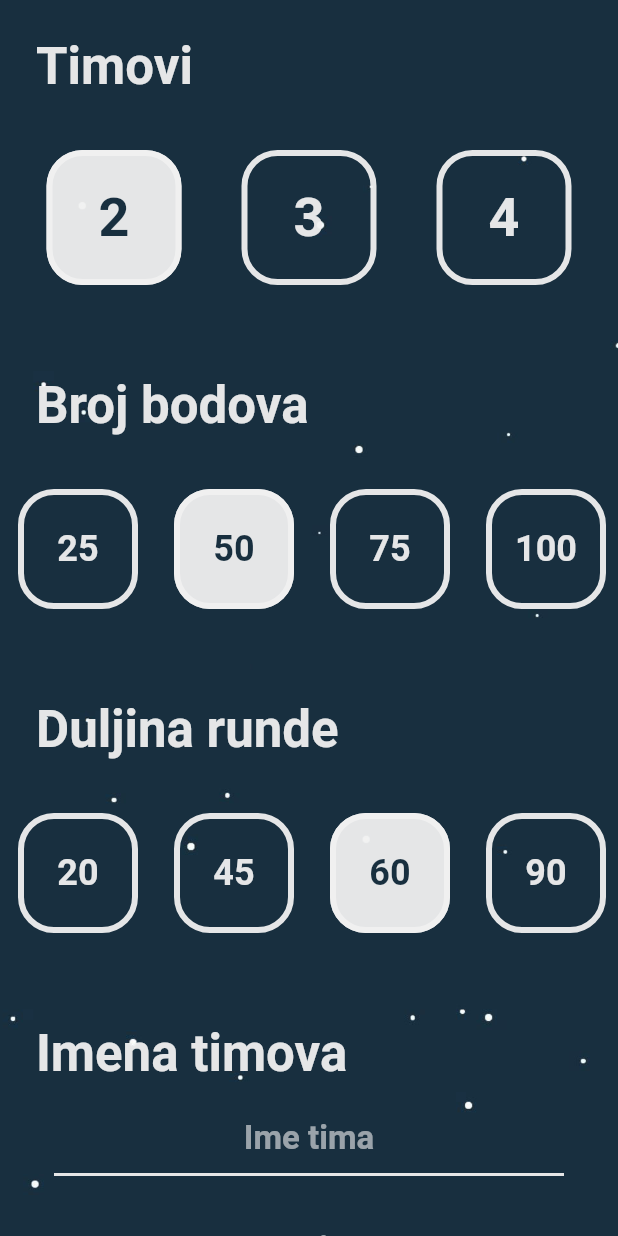
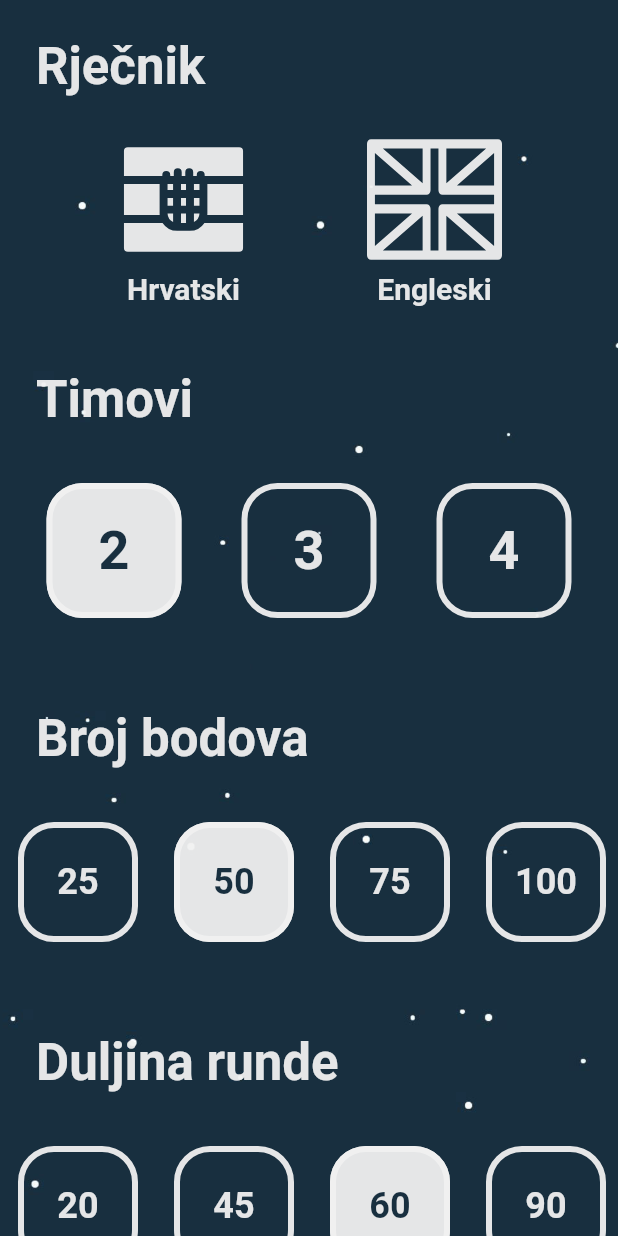
Before and after one commit to jokilic/moderni_alias, a Flutter app: the StartGame screen opened by its route, on a phone screen of 412 x 824 dp. Run offline on Flutter 3.47's test engine with Material 2 defaults, Android fonts, the light colour scheme and no system bars; our stand-ins replace audioplayers, circular_countdown_timer, confetti, flutter_svg; Roboto replaces fonts that are missing (Sen).

Commit message:
Closed #28 & Closed #35

```diff
--- a/lib/colors.dart
+++ b/lib/colors.dart
@@ -12,3 +12,4 @@ const Color greenColor = Color(0xF166BB6A);
 const Color blueColor = Color(0xF14382B0);
 
 Color countdownTimerFillColor = darkBlueColor;
+Color flagColor = whiteColor;
--- /dev/null
+++ b/lib/components/flag_button.dart
@@ -0,0 +1,81 @@
+import 'package:flutter/material.dart';
+import 'package:flutter_svg/flutter_svg.dart';
+
+import '../colors.dart';
+import '../screens/start_game/start_game_screen.dart';
+
+enum Flags {
+  croatia,
+  unitedKingdom,
+}
+
+class FlagButton extends StatelessWidget {
+  final String countryName;
+  final String flagImage;
+  final Color color;
+  final Color backgroundColor;
+  final Function onTap;
+
+  FlagButton({
+    this.countryName,
+    this.flagImage,
+    this.color,
+    this.backgroundColor,
+    this.onTap,
+  });
+
+  @override
+  Widget build(BuildContext context) {
+    return Padding(
+      padding: EdgeInsets.only(
+        top: 24.0,
+        bottom: 16.0,
+      ),
+      child: InkWell(
+        onTap: onTap,
+        child: Column(
+          children: [
+            Stack(
+              alignment: Alignment.center,
+              children: [
+                Container(
+                  color: backgroundColor,
+                  height: 75.0,
+                  width: 80.0,
+                ),
+                SvgPicture.asset(
+                  flagImage,
+                  width: 90.0,
+                  color: color,
+                ),
+              ],
+            ),
+            Text(
+              countryName,
+              style: Theme.of(context)
+                  .textTheme
+                  .headline4
+                  .copyWith(fontWeight: FontWeight.bold),
+            ),
+          ],
+        ),
+      ),
+    );
+  }
+}
+
+Widget createFlagButton({
+  String countryName,
+  Flags selectedCountry,
+  String flagImage,
+  Function updateValue,
+}) {
+  return FlagButton(
+    countryName: countryName,
+    backgroundColor:
+        chosenDictionary == selectedCountry ? whiteColor : Colors.transparent,
+    color: chosenDictionary == selectedCountry ? darkBlueColor : whiteColor,
+    flagImage: flagImage,
+    onTap: updateValue,
+  );
+}
--- a/lib/screens/home_page/components/home_title.dart
+++ b/lib/components/hero_title.dart
@@ -1,9 +1,9 @@
 import 'package:flutter/material.dart';
 import 'package:flutter_svg/flutter_svg.dart';
 
-import '../../../strings.dart';
+import '../strings.dart';
 
-class HomeTitle extends StatelessWidget {
+class HeroTitle extends StatelessWidget {
   @override
   Widget build(BuildContext context) {
     return Padding(
--- a/lib/models/dictionary.dart
+++ b/lib/models/dictionary.dart
@@ -5,18 +5,33 @@ import './dictionary/croatian/nouns.dart';
 import './dictionary/croatian/verbs.dart';
 // import './dictionary/croatian/special.dart';
 
+import './dictionary/english/adjectives.dart';
+import './dictionary/english/nouns.dart';
+import './dictionary/english/verbs.dart';
+
+import '../screens/start_game/start_game_screen.dart';
+import '../components/flag_button.dart';
+
 String currentWord = '';
 
-const List<String> dictionary = [
+const List<String> croatianDictionary = [
   ...imenice,
   ...glagoli,
   ...pridjevi,
   // ...specijalne,
 ];
 
-List<String> currentDictionary = [...dictionary];
+const List<String> englishDictionary = [
+  ...nouns,
+  ...verbs,
+  ...adjectives,
+];
 
-List<String> refillCurrentDictionary() => currentDictionary = [...dictionary];
+List<String> currentDictionary = [...croatianDictionary];
+
+List<String> refillCurrentDictionary() => chosenDictionary == Flags.croatia
+    ? currentDictionary = [...croatianDictionary]
+    : currentDictionary = [...englishDictionary];
 
 String setRandomWord(currentDictionary) {
   if (currentDictionary.length == 2) refillCurrentDictionary();
--- a/lib/models/dictionary/croatian/special.dart
+++ b/lib/models/dictionary/croatian/special.dart
@@ -15,5 +15,6 @@ const List<String> specijalne = [
   'gori',
   'petarda',
   'ne da mi se',
-  'aee reko, štaaee'
+  'aee reko, štaaee',
+  'Šiško Menčetić',
 ];
--- a/lib/screens/general_info/general_info_screen.dart
+++ b/lib/screens/general_info/general_info_screen.dart
@@ -5,6 +5,7 @@ import 'package:url_launcher/url_launcher.dart';
 import '../../colors.dart';
 import '../../strings.dart';
 import '../../components/background_image.dart';
+import '../../components/hero_title.dart';
 import '../../components/game_title.dart';
 import '../../components/standard_text.dart';
 import '../../components/small_title.dart';
@@ -15,8 +16,6 @@ class GeneralInfo extends StatelessWidget {
 
   @override
   Widget build(BuildContext context) {
-    Size size = MediaQuery.of(context).size;
-
     return Scaffold(
       body: BackgroundImage(
         child: SafeArea(
@@ -26,16 +25,9 @@ class GeneralInfo extends StatelessWidget {
               child: Column(
                 crossAxisAlignment: CrossAxisAlignment.start,
                 children: <Widget>[
-                  Container(
-                    height: size.height * 0.1,
-                    margin: EdgeInsets.only(top: 8.0, left: 16.0),
-                    child: IconButton(
-                      icon: Icon(Icons.arrow_back),
-                      color: whiteColor,
-                      iconSize: 44.0,
-                      onPressed: () => Navigator.pop(context),
-                    ),
-                  ),
+                  SizedBox(height: 50.0),
+                  HeroTitle(),
+                  SizedBox(height: 40.0),
                   GameTitle(howTitleString),
                   StandardText(
                     RichText(
--- a/lib/screens/home_page/home_page_screen.dart
+++ b/lib/screens/home_page/home_page_screen.dart
@@ -2,7 +2,7 @@ import 'package:flutter/material.dart';
 
 import '../../components/background_image.dart';
 import './components/info_button.dart';
-import './components/home_title.dart';
+import '../../components/hero_title.dart';
 import './components/home_page_buttons.dart';
 
 class HomePage extends StatelessWidget {
@@ -19,7 +19,7 @@ class HomePage extends StatelessWidget {
               Column(
                 children: <Widget>[
                   InfoButton(),
-                  HomeTitle(),
+                  HeroTitle(),
                 ],
               ),
               HomePageButtons(),
--- a/lib/screens/how_to_play/how_to_play_screen.dart
+++ b/lib/screens/how_to_play/how_to_play_screen.dart
@@ -3,6 +3,7 @@ import 'package:flutter/material.dart';
 import '../../colors.dart';
 import '../../strings.dart';
 import '../../components/background_image.dart';
+import '../../components/hero_title.dart';
 import '../../components/game_title.dart';
 import '../../components/small_title.dart';
 import '../../components/standard_text.dart';
@@ -12,8 +13,6 @@ class HowToPlay extends StatelessWidget {
 
   @override
   Widget build(BuildContext context) {
-    Size size = MediaQuery.of(context).size;
-
     return Scaffold(
       body: BackgroundImage(
         child: SafeArea(
@@ -23,16 +22,9 @@ class HowToPlay extends StatelessWidget {
               child: Column(
                 crossAxisAlignment: CrossAxisAlignment.start,
                 children: <Widget>[
-                  Container(
-                    height: size.height * 0.1,
-                    margin: EdgeInsets.only(top: 8.0, left: 16.0),
-                    child: IconButton(
-                      icon: Icon(Icons.arrow_back),
-                      color: whiteColor,
-                      iconSize: 44.0,
-                      onPressed: () => Navigator.pop(context),
-                    ),
-                  ),
+                  SizedBox(height: 50.0),
+                  HeroTitle(),
+                  SizedBox(height: 40.0),
                   GameTitle(whatIsAliasTitleString),
                   StandardText(
                     RichText(
--- a/lib/screens/start_game/components/length_of_round_button.dart
+++ b/lib/screens/start_game/components/length_of_round_button.dart
@@ -4,8 +4,10 @@ import '../../../colors.dart';
 import './generic_button.dart';
 import '../start_game_screen.dart';
 
-Widget createLengthOfRoundButton(
-    int chosenLengthOfRound, Function updateValue) {
+Widget createLengthOfRoundButton({
+  int chosenLengthOfRound,
+  Function updateValue,
+}) {
   return GenericButton(
     backgroundColor:
         lengthOfRound == chosenLengthOfRound ? whiteColor : Colors.transparent,
--- a/lib/screens/start_game/components/number_of_points.dart
+++ b/lib/screens/start_game/components/number_of_points.dart
@@ -4,8 +4,10 @@ import '../../../colors.dart';
 import './generic_button.dart';
 import '../start_game_screen.dart';
 
-Widget createNumberOfPointsButton(
-    int chosenNumberOfPoints, Function updateValue) {
+Widget createNumberOfPointsButton({
+  int chosenNumberOfPoints,
+  Function updateValue,
+}) {
   return GenericButton(
     backgroundColor:
         pointsToWin == chosenNumberOfPoints ? whiteColor : Colors.transparent,
--- a/lib/screens/start_game/components/number_of_teams_button.dart
+++ b/lib/screens/start_game/components/number_of_teams_button.dart
@@ -4,8 +4,10 @@ import '../../../colors.dart';
 import './generic_button.dart';
 import '../start_game_screen.dart';
 
-Widget createNumberOfTeamsButton(
-    int chosenNumberOfTeams, Function updateValue) {
+Widget createNumberOfTeamsButton({
+  int chosenNumberOfTeams,
+  Function updateValue,
+}) {
   return GenericButton(
     backgroundColor: numOfTeamsValue == chosenNumberOfTeams
         ? whiteColor
--- a/lib/screens/start_game/start_game_screen.dart
+++ b/lib/screens/start_game/start_game_screen.dart
@@ -1,15 +1,19 @@
 import 'package:flutter/material.dart';
 
 import '../../strings.dart';
+import '../../models/dictionary.dart';
 import '../../components/background_image.dart';
 import '../../components/play_button.dart';
 import '../../components/game_title.dart';
 import './components/horizontal_row.dart';
+import '../../components/flag_button.dart';
 import './components/number_of_teams_button.dart';
 import './components/number_of_points.dart';
 import './components/length_of_round_button.dart';
 import './components/name_of_team.dart';
 import '../playing_game/playing_game_screen.dart';
+
+Flags chosenDictionary = Flags.croatia;
 
 int numOfTeamsValue = 2;
 int pointsToWin = 50;
@@ -52,6 +56,17 @@ class _StartGameState extends State<StartGame> {
     textFieldControllers.forEach(
       (controller) => controller.dispose(),
     );
+  }
+
+// Called when tapping on the 'Rječnik' buttons
+  void updateDictionary(Flags chosenFlag) {
+    chosenFlag == Flags.croatia
+        ? currentDictionary = [...croatianDictionary]
+        : currentDictionary = [...englishDictionary];
+
+    setState(() {
+      chosenDictionary = chosenFlag;
+    });
   }
 
 // Called when tapping on the 'Timovi' buttons
@@ -149,20 +164,42 @@ class _StartGameState extends State<StartGame> {
               child: Column(
                 crossAxisAlignment: CrossAxisAlignment.start,
                 children: <Widget>[
+                  GameTitle(dictionaryString),
+                  HorizontalScroll(
+                    [],
+                  ),
+                  Row(
+                    mainAxisAlignment: MainAxisAlignment.spaceEvenly,
+                    children: [
+                      createFlagButton(
+                        countryName: dictionaryCroatianString,
+                        flagImage: croatiaImage,
+                        selectedCountry: Flags.croatia,
+                        updateValue: () => updateDictionary(Flags.croatia),
+                      ),
+                      createFlagButton(
+                        countryName: dictionaryEnglishString,
+                        flagImage: unitedKingdomImage,
+                        selectedCountry: Flags.unitedKingdom,
+                        updateValue: () =>
+                            updateDictionary(Flags.unitedKingdom),
+                      ),
+                    ],
+                  ),
                   GameTitle(teamsString),
                   HorizontalScroll(
                     [
                       createNumberOfTeamsButton(
-                        2,
-                        () => updateNumberOfTeams(2),
+                        chosenNumberOfTeams: 2,
+                        updateValue: () => updateNumberOfTeams(2),
                       ),
                       createNumberOfTeamsButton(
-                        3,
-                        () => updateNumberOfTeams(3),
+                        chosenNumberOfTeams: 3,
+                        updateValue: () => updateNumberOfTeams(3),
                       ),
                       createNumberOfTeamsButton(
-                        4,
-                        () => updateNumberOfTeams(4),
+                        chosenNumberOfTeams: 4,
+                        updateValue: () => updateNumberOfTeams(4),
                       ),
                     ],
                   ),
@@ -170,20 +207,20 @@ class _StartGameState extends State<StartGame> {
                   HorizontalScroll(
                     [
                       createNumberOfPointsButton(
-                        25,
-                        () => updateNumberOfPoints(25),
+                        chosenNumberOfPoints: 25,
+                        updateValue: () => updateNumberOfPoints(25),
                       ),
                       createNumberOfPointsButton(
-                        50,
-                        () => updateNumberOfPoints(50),
+                        chosenNumberOfPoints: 50,
+                        updateValue: () => updateNumberOfPoints(50),
                       ),
                       createNumberOfPointsButton(
-                        75,
-                        () => updateNumberOfPoints(75),
+                        chosenNumberOfPoints: 75,
+                        updateValue: () => updateNumberOfPoints(75),
                       ),
                       createNumberOfPointsButton(
-                        100,
-                        () => updateNumberOfPoints(100),
+                        chosenNumberOfPoints: 100,
+                        updateValue: () => updateNumberOfPoints(100),
                       ),
                     ],
                   ),
@@ -191,20 +228,20 @@ class _StartGameState extends State<StartGame> {
                   HorizontalScroll(
                     [
                       createLengthOfRoundButton(
-                        20,
-                        () => updateLengthOfRound(20),
+                        chosenLengthOfRound: 20,
+                        updateValue: () => updateLengthOfRound(20),
                       ),
                       createLengthOfRoundButton(
-                        45,
-                        () => updateLengthOfRound(45),
+                        chosenLengthOfRound: 45,
+                        updateValue: () => updateLengthOfRound(45),
                       ),
                       createLengthOfRoundButton(
-                        60,
-                        () => updateLengthOfRound(60),
+                        chosenLengthOfRound: 60,
+                        updateValue: () => updateLengthOfRound(60),
                       ),
                       createLengthOfRoundButton(
-                        90,
-                        () => updateLengthOfRound(90),
+                        chosenLengthOfRound: 90,
+                        updateValue: () => updateLengthOfRound(90),
                       ),
                     ],
                   ),
--- a/lib/strings.dart
+++ b/lib/strings.dart
@@ -12,6 +12,9 @@ const String quickStartButtonString = 'Brza igra';
 const String howToPlayButtonString = 'Kako igrati Alias?';
 
 // Start Game
+const String dictionaryString = 'Rječnik';
+const String dictionaryCroatianString = 'Hrvatski';
+const String dictionaryEnglishString = 'Engleski';
 const String teamsString = 'Timovi';
 const String numberOfPointsString = 'Broj bodova';
 const String lengthOfRoundString = 'Duljina runde';
@@ -182,6 +185,8 @@ const String screenshotsWebsite = 'https://previewed.app';
 - Images -
 ---------- */
 const String backgroundImage = 'assets/background.jpg';
+const String croatiaImage = 'assets/croatia.svg';
+const String unitedKingdomImage = 'assets/united_kingdom.svg';
 const String correctImage = 'assets/correct.svg';
 const String wrongImage = 'assets/wrong.svg';
 const String clickImage = 'assets/click.svg';
--- a/pubspec.yaml
+++ b/pubspec.yaml
@@ -3,7 +3,7 @@ description: Ovo je moja Alias aplikacija.
 
 publish_to: 'none'
 
-version: 1.1.1+3
+version: 1.2.0+4
 
 environment:
   sdk: '>=2.7.0 <3.0.0'
```
Also changed, not shown: assets/croatia.svg, assets/croatia_outline.svg (deleted), assets/united_kingdom.svg, 1 other file.
